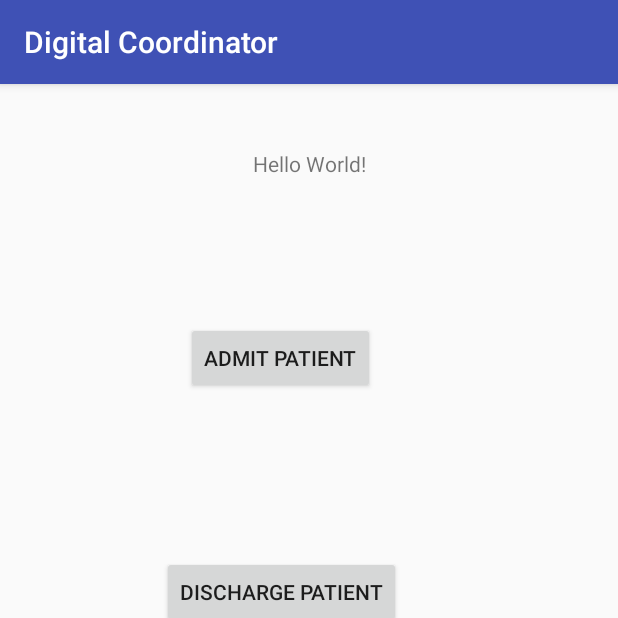
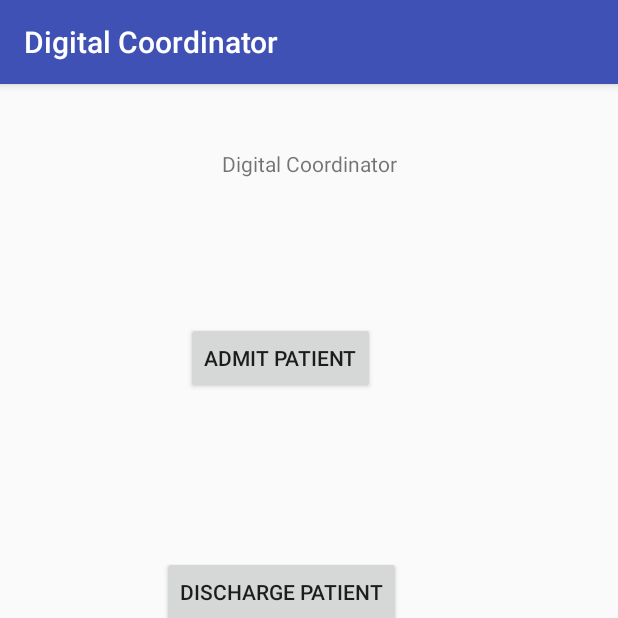
Before and after one commit to CSE-Hack-18/Digital-Coordinator, an Android app: the screen it shows after launch (MainActivity), on a phone screen of 412 x 824 dp, the top half of it. Run offline under Robolectric (Android 15) with nearby library versions, the phone set to English and light mode, and no system bars.

Commit message:
Change header text

```diff
--- a/app/src/main/java/com/example/dico2/digitalcoordinator/MainActivity.java
+++ b/app/src/main/java/com/example/dico2/digitalcoordinator/MainActivity.java
@@ -2,6 +2,7 @@ package com.example.dico2.digitalcoordinator;
 
 import android.support.v7.app.AppCompatActivity;
 import android.os.Bundle;
+import android.widget.TextView;
 
 public class MainActivity extends AppCompatActivity {
 
@@ -9,5 +10,8 @@ public class MainActivity extends AppCompatActivity {
     protected void onCreate(Bundle savedInstanceState) {
         super.onCreate(savedInstanceState);
         setContentView(R.layout.activity_main);
+
+        TextView header = findViewById(R.id.headerTextview);
+        header.setText("Digital Coordinator");
     }
 }
--- a/app/src/main/res/layout/activity_main.xml
+++ b/app/src/main/res/layout/activity_main.xml
@@ -7,7 +7,7 @@
     tools:context=".MainActivity">
 
     <TextView
-        android:id="@+id/textView"
+        android:id="@+id/headerTextview"
         android:layout_width="wrap_content"
         android:layout_height="wrap_content"
         android:text="Hello World!"
@@ -25,7 +25,7 @@
         android:layout_marginTop="96dp"
         android:text="Admit Patient"
         app:layout_constraintStart_toStartOf="parent"
-        app:layout_constraintTop_toBottomOf="@+id/textView" />
+        app:layout_constraintTop_toBottomOf="@+id/headerTextview" />
 
     <Button
         android:id="@+id/button2"
```
